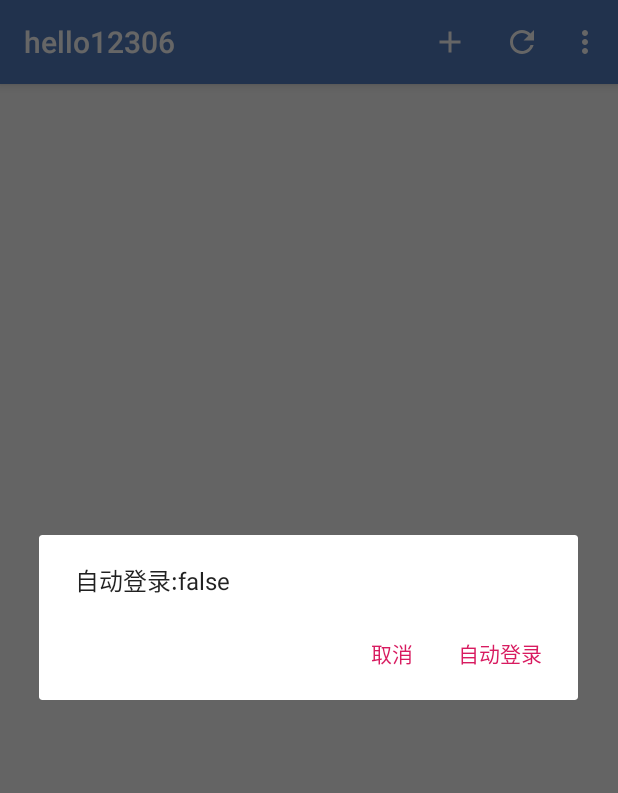
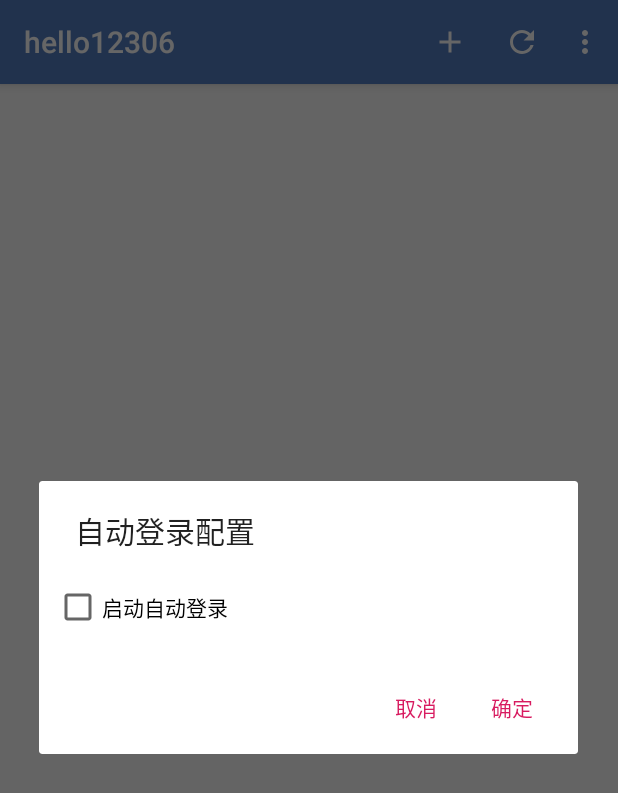
Before and after one commit to pengwei1024/12306XposedPlugin, an Android app: the screen it shows after launch (MainActivity), in the options menu, after a tap on "自动登录", on a phone screen of 412 x 824 dp. Shown: the top 793 px of the screen. Run offline under Robolectric (Android 15) with nearby library versions, the phone set to English and light mode, and no system bars; libraries missing offline, so code that uses them is left out: com.tencent.mmkv, org.litepal, org.litepal.crud, org.litepal.tablemanager; 6 statements that could not run were skipped.

Commit message:
[feature] update RM

```diff
--- a/app/src/main/java/com/mobileTicket/hello12306/ui/MainActivity.java
+++ b/app/src/main/java/com/mobileTicket/hello12306/ui/MainActivity.java
@@ -19,6 +19,8 @@ import android.view.MenuInflater;
 import android.view.MenuItem;
 import android.view.View;
 import android.view.ViewGroup;
+import android.widget.CheckBox;
+import android.widget.CompoundButton;
 import android.widget.TextView;
 
 import com.mobileTicket.hello12306.R;
@@ -82,11 +84,23 @@ public class MainActivity extends AppCompatActivity implements MessageClient.Que
                 messageClient.sendToTarget(Message.obtain(null, EventCode.CODE_CLOSE_MUSIC), null);
                 break;
             case R.id.auto_login:
-                final boolean isAutoLogin = ticketKV.getBoolean(EventCode.KEY_AUTO_LOGIN, true);
+                final boolean isAutoLogin = ticketKV.getBoolean(EventCode.KEY_AUTO_LOGIN, false);
+                View content = LayoutInflater.from(this).inflate(R.layout.view_auto_login, null, false);
+                CheckBox checkBox = content.findViewById(R.id.auto_checkbox);
+                final View loginLayout = content.findViewById(R.id.login_layout);
+                TextView loginUid = content.findViewById(R.id.login_user);
+                TextView loginPwd = content.findViewById(R.id.login_pwd);
+                checkBox.setOnCheckedChangeListener(new CompoundButton.OnCheckedChangeListener() {
+                    @Override
+                    public void onCheckedChanged(CompoundButton buttonView, boolean isChecked) {
+                        loginLayout.setVisibility(isChecked ? View.VISIBLE : View.GONE);
+                    }
+                });
                 new AlertDialog.Builder(this)
-                        .setMessage("自动登录:" + isAutoLogin)
+                        .setTitle("自动登录配置")
+                        .setView(content)
                         .setNegativeButton("取消", null)
-                        .setPositiveButton(isAutoLogin ? "取消自动登录" : "自动登录", new DialogInterface.OnClickListener() {
+                        .setPositiveButton("确定", new DialogInterface.OnClickListener() {
                             @Override
                             public void onClick(DialogInterface dialog, int which) {
                                 ticketKV.putBoolean(EventCode.KEY_AUTO_LOGIN, !isAutoLogin);
--- /dev/null
+++ b/app/src/main/res/layout/view_auto_login.xml
@@ -0,0 +1,35 @@
+<?xml version="1.0" encoding="utf-8"?>
+<LinearLayout xmlns:android="http://schemas.android.com/apk/res/android"
+    android:layout_width="match_parent"
+    android:layout_height="match_parent"
+    android:orientation="vertical"
+    android:padding="10dp">
+
+    <CheckBox
+        android:id="@+id/auto_checkbox"
+        android:layout_width="match_parent"
+        android:layout_height="wrap_content"
+        android:text="@string/use_auto_login"
+        android:layout_marginTop="10dp"
+        android:layout_marginBottom="10dp"/>
+
+    <LinearLayout
+        android:id="@+id/login_layout"
+        android:layout_width="match_parent"
+        android:layout_height="wrap_content"
+        android:orientation="vertical"
+        android:visibility="gone">
+
+        <EditText
+            android:id="@+id/login_user"
+            android:layout_width="match_parent"
+            android:layout_height="wrap_content"
+            android:hint="@string/input_12306_account" />
+
+        <EditText
+            android:id="@+id/login_pwd"
+            android:layout_width="match_parent"
+            android:layout_height="wrap_content"
+            android:hint="@string/input_12306_pwd" />
+    </LinearLayout>
+</LinearLayout>
--- a/app/src/main/res/values/strings.xml
+++ b/app/src/main/res/values/strings.xml
@@ -8,6 +8,9 @@
     <string name="title_activity_calendar">选择日期</string>
     <string name="menu_sure">确定</string>
     <string name="suggest_multi_select">推荐多选</string>
+    <string name="use_auto_login">启动自动登录</string>
+    <string name="input_12306_account">请输入12306帐号</string>
+    <string name="input_12306_pwd">请输入12306密码</string>
 
     <string-array name="seat_types">
         <item>硬卧</item>
```
Also changed, not shown: app/src/main/java/com/mobileTicket/hello12306/hook/Hook12306Impl2.java (+35 -27 lines), app/src/main/java/com/mobileTicket/hello12306/rpc/Login.java (added, +44 -0 lines).
